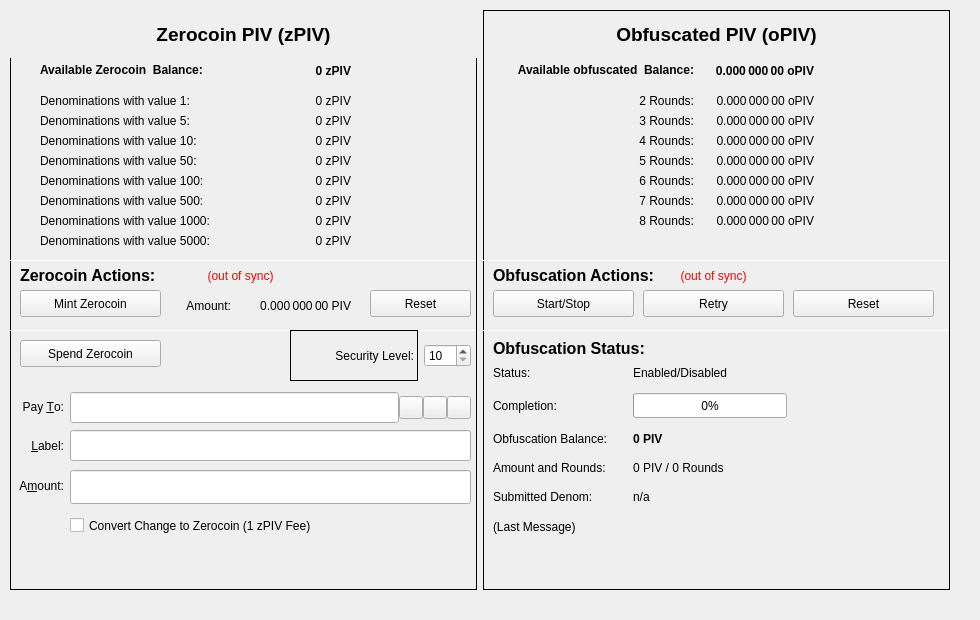
Before: the Qt Designer form src/qt/forms/privacydialog.ui in eons-finance/ALQO, drawn with Qt 5.
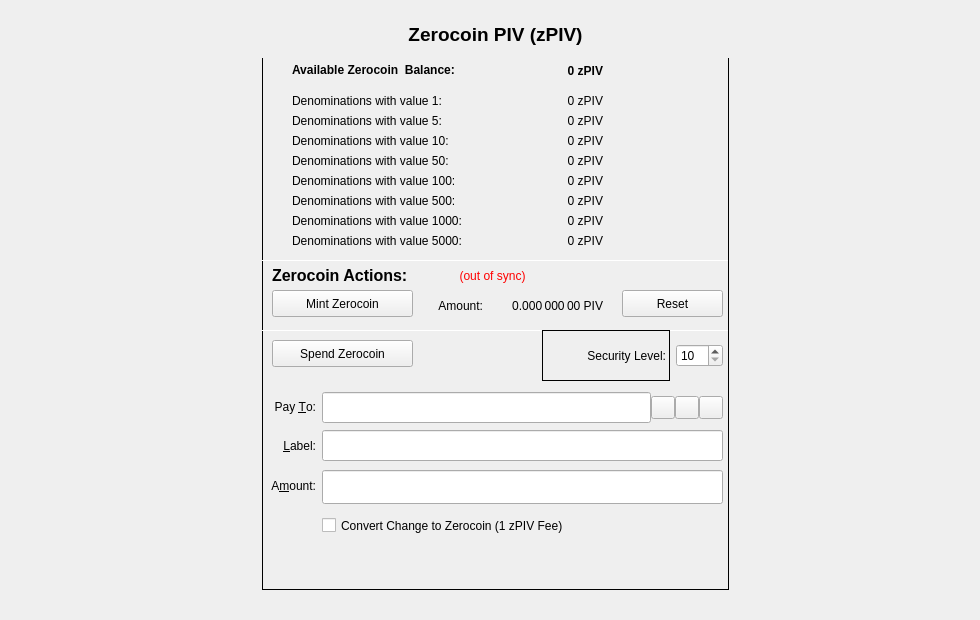
After: the same form once the commit is applied. Icons and pictures are not drawn. Custom widgets are drawn as their Qt base class.

Commit message: Obfuscation removed from UI

Diff of the .ui file:
```diff
--- a/src/qt/forms/privacydialog.ui
+++ b/src/qt/forms/privacydialog.ui
@@ -2,6 +2,9 @@
 <ui version="4.0">
  <class>PrivacyDialog</class>
  <widget class="QWidget" name="PrivacyDialog">
+  <property name="enabled">
+   <bool>true</bool>
+  </property>
   <property name="geometry">
    <rect>
     <x>0</x>
@@ -807,650 +810,7 @@
      </layout>
     </item>
     <item>
-     <layout class="QVBoxLayout" name="oPIVLayout">
-      <item>
-       <widget class="QFrame" name="oFrame">
-        <property name="sizePolicy">
-         <sizepolicy hsizetype="Fixed" vsizetype="Fixed">
-          <horstretch>0</horstretch>
-          <verstretch>0</verstretch>
-         </sizepolicy>
-        </property>
-        <property name="minimumSize">
-         <size>
-          <width>467</width>
-          <height>580</height>
-         </size>
-        </property>
-        <property name="frameShape">
-         <enum>QFrame::Box</enum>
-        </property>
-        <property name="frameShadow">
-         <enum>QFrame::Plain</enum>
-        </property>
-        <widget class="QLabel" name="oPIVLabel">
-         <property name="geometry">
-          <rect>
-           <x>0</x>
-           <y>0</y>
-           <width>467</width>
-           <height>48</height>
-          </rect>
-         </property>
-         <property name="minimumSize">
-          <size>
-           <width>460</width>
-           <height>0</height>
-          </size>
-         </property>
-         <property name="maximumSize">
-          <size>
-           <width>10000</width>
-           <height>48</height>
-          </size>
-         </property>
-         <property name="font">
-          <font>
-           <pointsize>14</pointsize>
-           <weight>75</weight>
-           <bold>true</bold>
-          </font>
-         </property>
-         <property name="toolTip">
-          <string>PIV which were anonymized via Obfuscation Mixing</string>
-         </property>
-         <property name="text">
-          <string>Obfuscated PIV (oPIV)</string>
-         </property>
-         <property name="alignment">
-          <set>Qt::AlignCenter</set>
-         </property>
-        </widget>
-        <widget class="QLabel" name="labelAvailableText">
-         <property name="geometry">
-          <rect>
-           <x>10</x>
-           <y>50</y>
-           <width>201</width>
-           <height>20</height>
-          </rect>
-         </property>
-         <property name="font">
-          <font>
-           <weight>75</weight>
-           <bold>true</bold>
-          </font>
-         </property>
-         <property name="text">
-          <string>Available obfuscated  Balance:</string>
-         </property>
-         <property name="alignment">
-          <set>Qt::AlignRight|Qt::AlignTrailing|Qt::AlignVCenter</set>
-         </property>
-        </widget>
-        <widget class="QLabel" name="label2RoundsText">
-         <property name="geometry">
-          <rect>
-           <x>10</x>
-           <y>80</y>
-           <width>201</width>
-           <height>21</height>
-          </rect>
-         </property>
-         <property name="text">
-          <string>2 Rounds:</string>
-         </property>
-         <property name="alignment">
-          <set>Qt::AlignRight|Qt::AlignTrailing|Qt::AlignVCenter</set>
-         </property>
-        </widget>
-        <widget class="QLabel" name="label3RoundsText">
-         <property name="geometry">
-          <rect>
-           <x>10</x>
-           <y>100</y>
-           <width>201</width>
-           <height>21</height>
-          </rect>
-         </property>
-         <property name="text">
-          <string>3 Rounds:</string>
-         </property>
-         <property name="alignment">
-          <set>Qt::AlignRight|Qt::AlignTrailing|Qt::AlignVCenter</set>
-         </property>
-        </widget>
-        <widget class="QLabel" name="label4RoundsText">
-         <property name="geometry">
-          <rect>
-           <x>10</x>
-           <y>120</y>
-           <width>201</width>
-           <height>21</height>
-          </rect>
-         </property>
-         <property name="text">
-          <string>4 Rounds:</string>
-         </property>
-         <property name="alignment">
-          <set>Qt::AlignRight|Qt::AlignTrailing|Qt::AlignVCenter</set>
-         </property>
-        </widget>
-        <widget class="QLabel" name="label5RoundsText">
-         <property name="geometry">
-          <rect>
-           <x>10</x>
-           <y>140</y>
-           <width>201</width>
-           <height>21</height>
-          </rect>
-         </property>
-         <property name="text">
-          <string>5 Rounds:</string>
-         </property>
-         <property name="alignment">
-          <set>Qt::AlignRight|Qt::AlignTrailing|Qt::AlignVCenter</set>
-         </property>
-        </widget>
-        <widget class="QLabel" name="label6RoundsText">
-         <property name="geometry">
-          <rect>
-           <x>10</x>
-           <y>160</y>
-           <width>201</width>
-           <height>21</height>
-          </rect>
-         </property>
-         <property name="text">
-          <string>6 Rounds:</string>
-         </property>
-         <property name="alignment">
-          <set>Qt::AlignRight|Qt::AlignTrailing|Qt::AlignVCenter</set>
-         </property>
-        </widget>
-        <widget class="QLabel" name="label7RoundsText">
-         <property name="geometry">
-          <rect>
-           <x>10</x>
-           <y>180</y>
-           <width>201</width>
-           <height>21</height>
-          </rect>
-         </property>
-         <property name="text">
-          <string>7 Rounds:</string>
-         </property>
-         <property name="alignment">
-          <set>Qt::AlignRight|Qt::AlignTrailing|Qt::AlignVCenter</set>
-         </property>
-        </widget>
-        <widget class="QLabel" name="label8RoundsText">
-         <property name="geometry">
-          <rect>
-           <x>10</x>
-           <y>200</y>
-           <width>201</width>
-           <height>21</height>
-          </rect>
-         </property>
-         <property name="text">
-          <string>8 Rounds:</string>
-         </property>
-         <property name="alignment">
-          <set>Qt::AlignRight|Qt::AlignTrailing|Qt::AlignVCenter</set>
-         </property>
-        </widget>
-        <widget class="QLabel" name="labelAvailableAmount">
-         <property name="geometry">
-          <rect>
-           <x>230</x>
-           <y>50</y>
-           <width>101</width>
-           <height>21</height>
-          </rect>
-         </property>
-         <property name="font">
-          <font>
-           <weight>75</weight>
-           <bold>true</bold>
-          </font>
-         </property>
-         <property name="text">
-          <string>0.000 000 00 oPIV</string>
-         </property>
-         <property name="alignment">
-          <set>Qt::AlignRight|Qt::AlignTrailing|Qt::AlignVCenter</set>
-         </property>
-        </widget>
-        <widget class="QLabel" name="label2RoundsAmount">
-         <property name="geometry">
-          <rect>
-           <x>230</x>
-           <y>80</y>
-           <width>101</width>
-           <height>21</height>
-          </rect>
-         </property>
-         <property name="text">
-          <string>0.000 000 00 oPIV</string>
-         </property>
-         <property name="alignment">
-          <set>Qt::AlignRight|Qt::AlignTrailing|Qt::AlignVCenter</set>
-         </property>
-        </widget>
-        <widget class="QLabel" name="label3RoundsAmount">
-         <property name="geometry">
-          <rect>
-           <x>230</x>
-           <y>100</y>
-           <width>101</width>
-           <height>21</height>
-          </rect>
-         </property>
-         <property name="text">
-          <string>0.000 000 00 oPIV</string>
-         </property>
-         <property name="alignment">
-          <set>Qt::AlignRight|Qt::AlignTrailing|Qt::AlignVCenter</set>
-         </property>
-        </widget>
-        <widget class="QLabel" name="label4RoundsAmount">
-         <property name="geometry">
-          <rect>
-           <x>230</x>
-           <y>120</y>
-           <width>101</width>
-           <height>21</height>
-          </rect>
-         </property>
-         <property name="text">
-          <string>0.000 000 00 oPIV</string>
-         </property>
-         <property name="alignment">
-          <set>Qt::AlignRight|Qt::AlignTrailing|Qt::AlignVCenter</set>
-         </property>
-        </widget>
-        <widget class="QLabel" name="label5RoundsAmount">
-         <property name="geometry">
-          <rect>
-           <x>230</x>
-           <y>140</y>
-           <width>101</width>
-           <height>21</height>
-          </rect>
-         </property>
-         <property name="text">
-          <string>0.000 000 00 oPIV</string>
-         </property>
-         <property name="alignment">
-          <set>Qt::AlignRight|Qt::AlignTrailing|Qt::AlignVCenter</set>
-         </property>
-        </widget>
-        <widget class="QLabel" name="label6RoundsAmount">
-         <property name="geometry">
-          <rect>
-           <x>230</x>
-           <y>160</y>
-           <width>101</width>
-           <height>21</height>
-          </rect>
-         </property>
-         <property name="text">
-          <string>0.000 000 00 oPIV</string>
-         </property>
-         <property name="alignment">
-          <set>Qt::AlignRight|Qt::AlignTrailing|Qt::AlignVCenter</set>
-         </property>
-        </widget>
-        <widget class="QLabel" name="label7RoundsAmount">
-         <property name="geometry">
-          <rect>
-           <x>230</x>
-           <y>180</y>
-           <width>101</width>
-           <height>21</height>
-          </rect>
-         </property>
-         <property name="text">
-          <string>0.000 000 00 oPIV</string>
-         </property>
-         <property name="alignment">
-          <set>Qt::AlignRight|Qt::AlignTrailing|Qt::AlignVCenter</set>
-         </property>
-        </widget>
-        <widget class="QLabel" name="label8RoundsAmount">
-         <property name="geometry">
-          <rect>
-           <x>230</x>
-           <y>200</y>
-           <width>101</width>
-           <height>21</height>
-          </rect>
-         </property>
-         <property name="text">
-          <string>0.000 000 00 oPIV</string>
-         </property>
-         <property name="alignment">
-          <set>Qt::AlignRight|Qt::AlignTrailing|Qt::AlignVCenter</set>
-         </property>
-        </widget>
-        <widget class="QPushButton" name="pushButtonStartMixing">
-         <property name="geometry">
-          <rect>
-           <x>10</x>
-           <y>280</y>
-           <width>141</width>
-           <height>27</height>
-          </rect>
-         </property>
-         <property name="text">
-          <string>Start/Stop</string>
-         </property>
-        </widget>
-        <widget class="QPushButton" name="pushButtonRetryMixing">
-         <property name="geometry">
-          <rect>
-           <x>160</x>
-           <y>280</y>
-           <width>141</width>
-           <height>27</height>
-          </rect>
-         </property>
-         <property name="text">
-          <string>Retry</string>
-         </property>
-        </widget>
-        <widget class="QPushButton" name="pushButtonResetMixing">
-         <property name="geometry">
-          <rect>
-           <x>310</x>
-           <y>280</y>
-           <width>141</width>
-           <height>27</height>
-          </rect>
-         </property>
-         <property name="text">
-          <string>Reset</string>
-         </property>
-        </widget>
-        <widget class="QLabel" name="labelMixingActions">
-         <property name="geometry">
-          <rect>
-           <x>10</x>
-           <y>250</y>
-           <width>181</width>
-           <height>31</height>
-          </rect>
-         </property>
-         <property name="font">
-          <font>
-           <pointsize>12</pointsize>
-           <weight>75</weight>
-           <bold>true</bold>
-          </font>
-         </property>
-         <property name="text">
-          <string>Obfuscation Actions:</string>
-         </property>
-         <property name="alignment">
-          <set>Qt::AlignLeading|Qt::AlignLeft|Qt::AlignVCenter</set>
-         </property>
-        </widget>
-        <widget class="QLabel" name="labelMixingStatus">
-         <property name="geometry">
-          <rect>
-           <x>10</x>
-           <y>330</y>
-           <width>431</width>
-           <height>17</height>
-          </rect>
-         </property>
-         <property name="font">
-          <font>
-           <pointsize>12</pointsize>
-           <weight>75</weight>
-           <bold>true</bold>
-          </font>
-         </property>
-         <property name="text">
-          <string>Obfuscation Status:</string>
-         </property>
-         <property name="alignment">
-          <set>Qt::AlignLeading|Qt::AlignLeft|Qt::AlignVCenter</set>
-         </property>
-        </widget>
-        <widget class="Line" name="line1">
-         <property name="geometry">
-          <rect>
-           <x>0</x>
-           <y>250</y>
-           <width>467</width>
-           <height>1</height>
-          </rect>
-         </property>
-         <property name="orientation">
-          <enum>Qt::Horizontal</enum>
-         </property>
-        </widget>
-        <widget class="Line" name="line2">
-         <property name="geometry">
-          <rect>
-           <x>0</x>
-           <y>320</y>
-           <width>467</width>
-           <height>1</height>
-          </rect>
-         </property>
-         <property name="orientation">
-          <enum>Qt::Horizontal</enum>
-         </property>
-        </widget>
-        <widget class="QWidget" name="formLayoutWidget">
-         <property name="geometry">
-          <rect>
-           <x>9</x>
-           <y>349</y>
-           <width>461</width>
-           <height>241</height>
-          </rect>
-         </property>
-         <layout class="QFormLayout" name="formLayout"/>
-        </widget>
-        <widget class="QLabel" name="labelCompleten">
-         <property name="geometry">
-          <rect>
-           <x>10</x>
-           <y>383</y>
-           <width>69</width>
-           <height>25</height>
-          </rect>
-         </property>
-         <property name="text">
-          <string>Completion:</string>
-         </property>
-        </widget>
-        <widget class="QLabel" name="labelRounds">
-         <property name="geometry">
-          <rect>
-           <x>10</x>
-           <y>449</y>
-           <width>119</width>
-           <height>17</height>
-          </rect>
-         </property>
-         <property name="text">
-          <string>Amount and Rounds:</string>
-         </property>
-        </widget>
-        <widget class="QLabel" name="labelSubmittedDenom">
-         <property name="geometry">
-          <rect>
-           <x>150</x>
-           <y>478</y>
-           <width>318</width>
-           <height>17</height>
-          </rect>
-         </property>
-         <property name="toolTip">
-          <string>The denominations you submitted to the Masternode.&lt;br&gt;To mix, other users must submit the exact same denominations.</string>
-         </property>
-         <property name="text">
-          <string>n/a</string>
-         </property>
-        </widget>
-        <widget class="QProgressBar" name="obfuscationProgress">
-         <property name="geometry">
-          <rect>
-           <x>150</x>
-           <y>383</y>
-           <width>154</width>
-           <height>25</height>
-          </rect>
-         </property>
-         <property name="maximumSize">
-          <size>
-           <width>154</width>
-           <height>16777215</height>
-          </size>
-         </property>
-         <property name="value">
-          <number>0</number>
-         </property>
-        </widget>
-        <widget class="QLabel" name="labelAmountRounds">
-         <property name="geometry">
-          <rect>
-           <x>150</x>
-           <y>449</y>
-           <width>318</width>
-           <height>17</height>
-          </rect>
-         </property>
-         <property name="text">
-          <string>0 PIV / 0 Rounds</string>
-         </property>
-        </widget>
-        <widget class="QLabel" name="labelDenom">
-         <property name="geometry">
-          <rect>
-           <x>10</x>
-           <y>478</y>
-           <width>107</width>
-           <height>17</height>
-          </rect>
-         </property>
-         <property name="text">
-          <string>Submitted Denom:</string>
-         </property>
-        </widget>
-        <widget class="QLabel" name="labelStatus">
-         <property name="geometry">
-          <rect>
-           <x>10</x>
-           <y>354</y>
-           <width>39</width>
-           <height>17</height>
-          </rect>
-         </property>
-         <property name="text">
-          <string>Status:</string>
-         </property>
-        </widget>
-        <widget class="QLabel" name="obfuscationEnabled">
-         <property name="geometry">
-          <rect>
-           <x>150</x>
-           <y>354</y>
-           <width>318</width>
-           <height>17</height>
-          </rect>
-         </property>
-         <property name="text">
-          <string>Enabled/Disabled</string>
-         </property>
-        </widget>
-        <widget class="QLabel" name="labelAnonymizedText">
-         <property name="geometry">
-          <rect>
-           <x>10</x>
-           <y>420</y>
-           <width>120</width>
-           <height>17</height>
-          </rect>
-         </property>
-         <property name="text">
-          <string>Obfuscation Balance:</string>
-         </property>
-        </widget>
-        <widget class="QLabel" name="labelAnonymized">
-         <property name="geometry">
-          <rect>
-           <x>150</x>
-           <y>420</y>
-           <width>318</width>
-           <height>17</height>
-          </rect>
-         </property>
-         <property name="font">
-          <font>
-           <weight>75</weight>
-           <bold>true</bold>
-          </font>
-         </property>
-         <property name="text">
-          <string notr="true">0 PIV</string>
-         </property>
-        </widget>
-        <widget class="QLabel" name="obfuscationStatus">
-         <property name="geometry">
-          <rect>
-           <x>10</x>
-           <y>510</y>
-           <width>451</width>
-           <height>71</height>
-          </rect>
-         </property>
-         <property name="minimumSize">
-          <size>
-           <width>288</width>
-           <height>43</height>
-          </size>
-         </property>
-         <property name="text">
-          <string>(Last Message)</string>
-         </property>
-         <property name="alignment">
-          <set>Qt::AlignLeading|Qt::AlignLeft|Qt::AlignTop</set>
-         </property>
-         <property name="wordWrap">
-          <bool>true</bool>
-         </property>
-        </widget>
-        <widget class="QLabel" name="labelObfuscationSyncStatus">
-         <property name="geometry">
-          <rect>
-           <x>190</x>
-           <y>250</y>
-           <width>81</width>
-           <height>31</height>
-          </rect>
-         </property>
-         <property name="toolTip">
-          <string>The displayed information may be out of date. Your wallet automatically synchronizes with the PIVX network after a connection is established, but this process has not completed yet.</string>
-         </property>
-         <property name="styleSheet">
-          <string notr="true">QLabel { color: red; }</string>
-         </property>
-         <property name="text">
-          <string notr="true">(out of sync)</string>
-         </property>
-         <property name="alignment">
-          <set>Qt::AlignCenter</set>
-         </property>
-        </widget>
-       </widget>
-      </item>
-     </layout>
+     <layout class="QVBoxLayout" name="oPIVLayout"/>
     </item>
    </layout>
   </widget>
```
Left out of the diff: 37 changed lines with no effect on the pictures. The commit also changes 17 other files.
